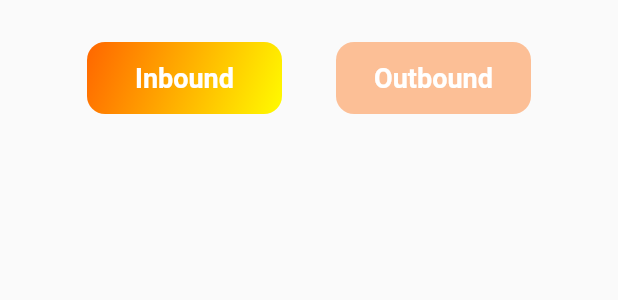
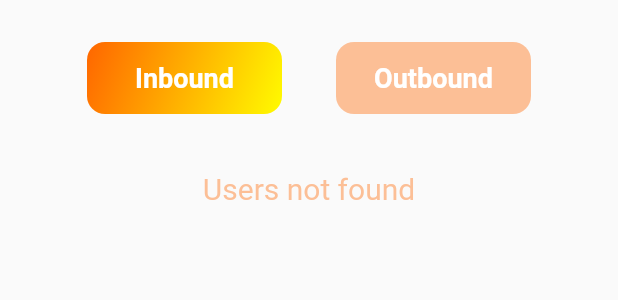
Before and after one commit to gukkame/find-friends-app, a Flutter app: the InviteScreen widget shown alone on an empty page, opened directly, on a phone screen of 412 x 824 dp. Shown: the top 300 px of the screen. Run offline on Flutter 3.47's test engine with Material 2 defaults, Android fonts, the phone set to English and light mode, and no system bars; our stand-ins replace cloud_firestore, firebase_auth, firebase_core, geolocator, google_maps_flutter; accounts and stored records are empty; network calls fail.

Commit message:
fixed error message window

```diff
--- a/lib/screens/invites.dart
+++ b/lib/screens/invites.dart
@@ -1,3 +1,5 @@
+import 'dart:developer';
+
 import 'package:flutter/material.dart';
 import 'package:kaquiz/api/api.dart';
 import 'package:kaquiz/components/user_field.dart';
@@ -16,7 +18,7 @@ class InviteScreen extends StatefulWidget {
 
 class _InviteScreenState extends State<InviteScreen> {
   late User user;
-  String errorMSg = '';
+  String errorMSg = "Users not found";
   bool inbound = true;
   bool outbound = false;
   List<MapEntry<String, dynamic>> inboundUsers = [];
@@ -34,7 +36,7 @@ class _InviteScreenState extends State<InviteScreen> {
   }
 
   void onPressed(type) {
-    if (type == "Inbound" && !inbound ||type == "Outbound" && !outbound) {
+    if (type == "Inbound" && !inbound || type == "Outbound" && !outbound) {
       setState(() {
         inbound = !inbound;
         outbound = !outbound;
@@ -59,7 +61,7 @@ class _InviteScreenState extends State<InviteScreen> {
           const SizedBox(height: 30),
           Column(
             children: [
-              if (inbound && inboundUsers != [])
+              if (inbound && inboundUsers.isNotEmpty)
                 for (var userIn in inboundUsers)
                   UserField(
                       type: "Inbound",
@@ -68,7 +70,7 @@ class _InviteScreenState extends State<InviteScreen> {
                       email: userIn.key,
                       resetState: () => {},
                       setErrorState: _setErrorState)
-              else if (!inbound && outboundUsers != [])
+              else if (!inbound && outboundUsers.isNotEmpty)
                 for (var userOut in outboundUsers)
                   UserField(
                       type: "Outbound",
```
Also changed, not shown: lib/components/user_field.dart (+8 -1 lines).
